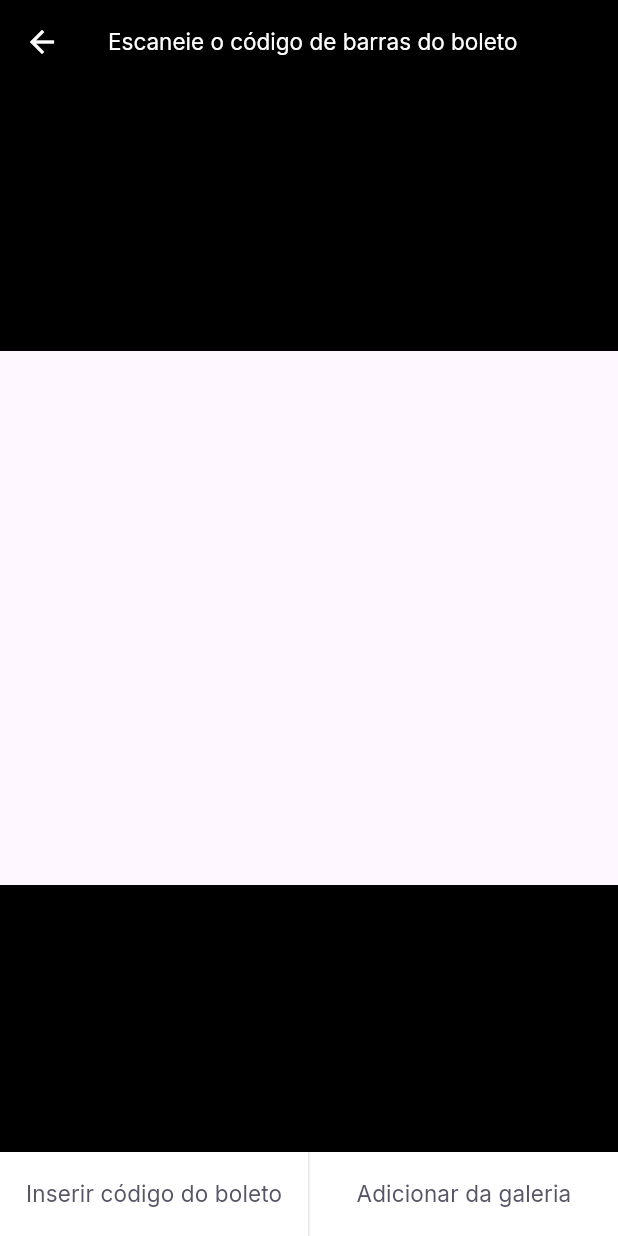
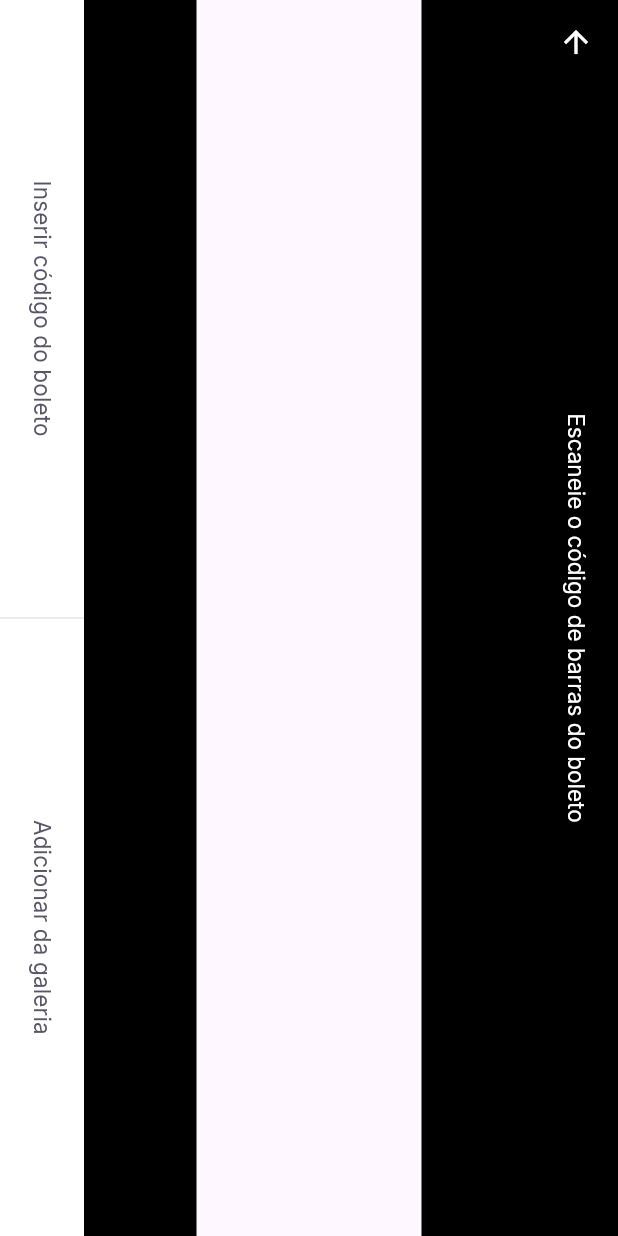
Before and after one commit to PabloXT14/payflow, a Flutter app: the BarcodeScannerPage screen opened by its route, on a phone screen of 412 x 824 dp. Run offline on Flutter 3.47's test engine with Material 3 defaults, Android fonts, the phone set to English and light mode, and no system bars; our stand-ins replace firebase_core, flutter_svg, google_fonts, google_sign_in, shared_preferences; accounts and stored records are empty.

Commit message:
feat: use rotate_box on barcode_scanner_page

```diff
--- a/lib/modules/barcode_scanner/barcode_scanner_page.dart
+++ b/lib/modules/barcode_scanner/barcode_scanner_page.dart
@@ -14,7 +14,14 @@ class BarcodeScannerPage extends StatefulWidget {
 class _BarcodeScannerPageState extends State<BarcodeScannerPage> {
   @override
   Widget build(BuildContext context) {
-    return Scaffold(
+    return SafeArea(
+      top: true,
+      bottom: true,
+      left: true,
+      right: true,
+      child: RotatedBox(
+        quarterTurns: 1,
+        child: Scaffold(
           appBar: AppBar(
             backgroundColor: AppColors.black,
             centerTitle: true,
@@ -37,6 +44,8 @@ class _BarcodeScannerPageState extends State<BarcodeScannerPage> {
             secondaryLabel: "Adicionar da galeria",
             secondaryOnPressed: () {},
           ),
+        ),
+      ),
     );
   }
 }
```
Lines whose indentation alone changed are shown as unchanged.
